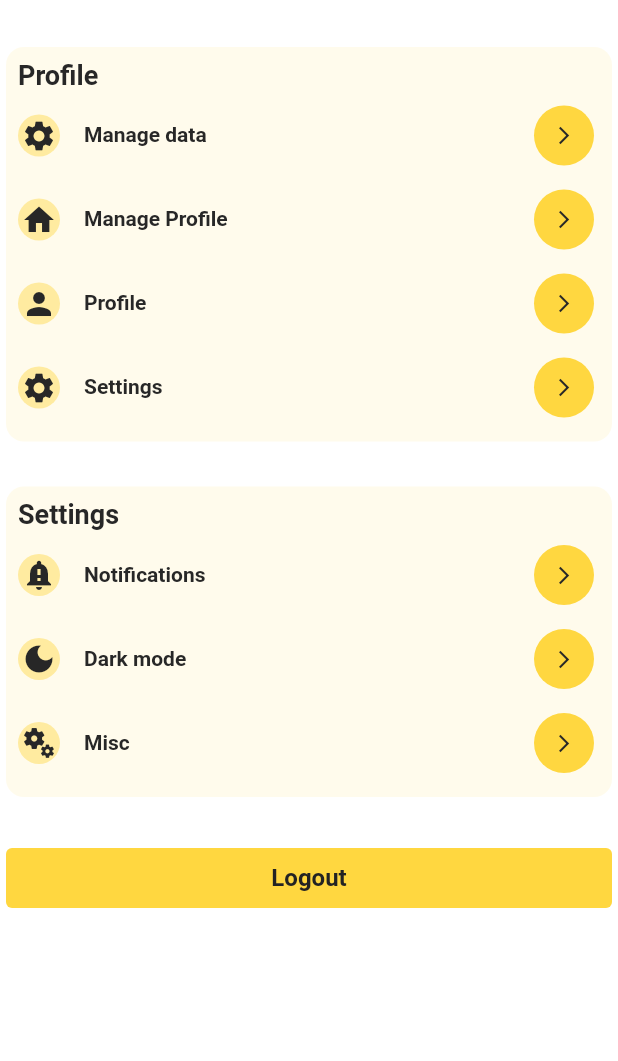
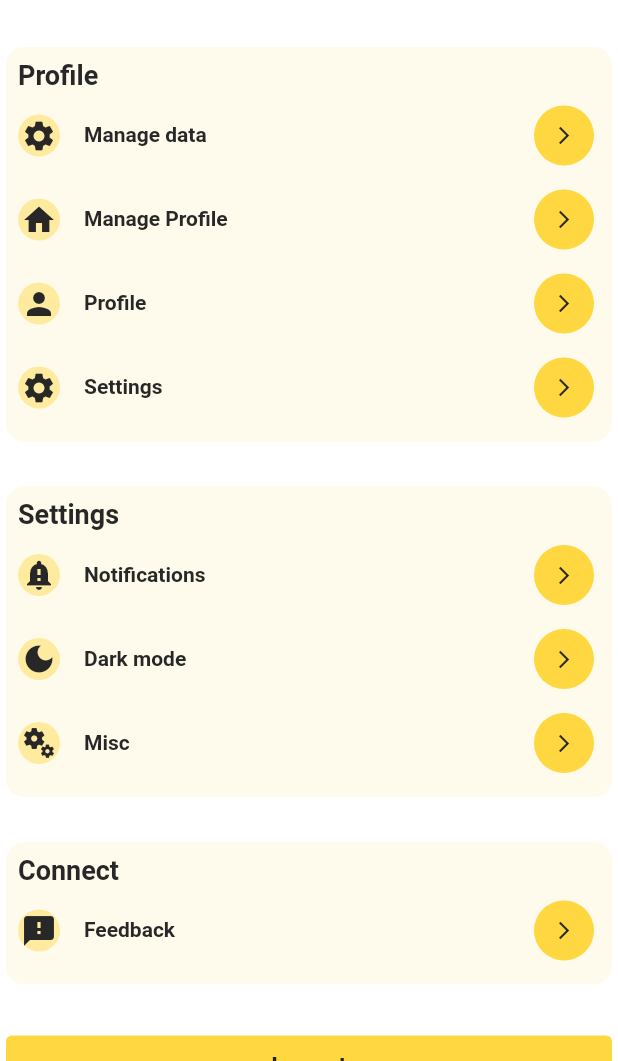
Before and after one commit to BaatoMechanic/bazra_flutter, a Flutter app: the UserProfileMenu screen opened directly, on a phone screen of 412 x 824 dp, the part 175-1236 px from its top. Run offline on Flutter 3.47's test engine with Material 2 defaults, Android fonts, the phone set to English and light mode, and no system bars; our stand-ins replace audioplayers, carousel_slider, flutter_map, flutter_riverpod, flutter_svg, geolocator and 7 more; missing offline and left inert: dart:ffi, flutter_flip_card, flutter_map_location_marker, location_picker_flutter_map; accounts and stored records are empty; Roboto replaces fonts that are missing (Montserrat).

Commit message:
Added feedback screen to drawer menu

```diff
--- a/lib/src/features/feedback_and_contact/presentation/feedback_and_contact_screen.dart
+++ b/lib/src/features/feedback_and_contact/presentation/feedback_and_contact_screen.dart
@@ -26,7 +26,6 @@ class FeedbackContactScreen extends StatelessWidget {
               'Please provide your valuable feedback or contact us for any queries or assistance.',
               style: TextStyle(
                 fontSize: 16.0,
-                color: Colors.grey[700],
               ),
             ),
             const SizedBox(height: 32.0),
--- a/lib/src/features/home/home_screen.dart
+++ b/lib/src/features/home/home_screen.dart
@@ -48,13 +48,16 @@ class HomeScreen extends StatelessWidget {
               ),
               child: Column(
                 children: [
-                  SearchBar(
+                  SizedBox(
+                    height: AppHeight.h40,
+                    child: SearchBar(
                       controller: _searchTextController,
                       focusNode: _searchFocusNode,
                       leading: Icon(Icons.search),
                       onChanged: (value) {
                         _searchTextController.text = value;
                       },
+                    ),
                   ),
                   const Padding(
                     padding: EdgeInsets.only(top: AppPadding.p24),
--- a/lib/src/features/menu/user_profile_menu.dart
+++ b/lib/src/features/menu/user_profile_menu.dart
@@ -1,4 +1,5 @@
 import 'package:bato_mechanic/src/common/repositories/user_settings_repository.dart';
+import 'package:bato_mechanic/src/routing/app_router.dart';
 import 'package:bato_mechanic/src/utils/constants/managers/font_manager.dart';
 import 'package:bato_mechanic/src/utils/extensions/double_extensions.dart';
 import 'package:bato_mechanic/src/utils/extensions/string_extension.dart';
@@ -6,6 +7,7 @@ import 'package:bato_mechanic/src/utils/helpers/toast_helper.dart';
 import 'package:bato_mechanic/src/utils/theme/theme.dart';
 import 'package:flutter/material.dart';
 import 'package:flutter_riverpod/flutter_riverpod.dart';
+import 'package:go_router/go_router.dart';
 
 import '../../common/widgets/butons/submit_button.dart';
 import '../../utils/constants/managers/color_manager.dart';
@@ -96,6 +98,14 @@ class UserProfileMenu extends StatelessWidget {
       onPressed: (BuildContext context, WidgetRef ref) {},
     ),
   ];
+  List<ProfileTile> connectTiles = [
+    ProfileTile(
+      leadingIcon: Icons.feedback,
+      title: 'Feedback',
+      onPressed: (BuildContext context, WidgetRef ref) =>
+          context.goNamed(appRoute.feedback.name),
+    ),
+  ];
 
   @override
   Widget build(BuildContext context) {
@@ -158,6 +168,11 @@ class UserProfileMenu extends StatelessWidget {
                 ),
                 ProfileTilesSection(
                     sectionTitle: 'Settings', tiles: settingsTiles),
+                const SizedBox(
+                  height: AppHeight.h30,
+                ),
+                ProfileTilesSection(
+                    sectionTitle: 'Connect', tiles: connectTiles),
                 const SizedBox(
                   height: AppHeight.h30,
                 ),
--- a/lib/src/routing/app_router.dart
+++ b/lib/src/routing/app_router.dart
@@ -74,8 +74,8 @@ GoRouter goRouter() {
         // builder: (context, state) => RepairProgressScreen(
         //   repairSteps: repairSteps,
         // ),
-        builder: (context, state) => RequestMechanicScreen(),
-        // builder: (context, state) => HomeScreen(),
+        // builder: (context, state) => FeedbackContactScreen(),
+        builder: (context, state) => HomeScreen(),
 
         // builder: (context, state) => VehicleCategoryScreen(),
       ),
--- a/lib/src/utils/theme/theme.dart
+++ b/lib/src/utils/theme/theme.dart
@@ -74,6 +74,6 @@ class BaatoAppTheme {
     iconButtonTheme: BaatoIconButtonTheme.darkIconButtonTheme,
     cardTheme: BaatoCardTheme.darkCardTheme,
     sliderTheme: BaatoSliderTheme.darkSliderTheme,
-    searchBarTheme: BaatoSearchBarTheme.lightSearchBarTheme,
+    searchBarTheme: BaatoSearchBarTheme.darkSearchBarTheme,
   );
 }
--- a/lib/src/utils/theme/widget_themes/searchbar_theme.dart
+++ b/lib/src/utils/theme/widget_themes/searchbar_theme.dart
@@ -12,6 +12,32 @@ class BaatoSearchBarTheme {
     backgroundColor: MaterialStatePropertyAll<Color>(
       ColorManager.primaryTint60,
     ),
+    textStyle: MaterialStatePropertyAll<TextStyle>(
+      TextStyle().copyWith(
+        color: ThemeColor.dark,
+      ),
+    ),
+    surfaceTintColor:
+        const MaterialStatePropertyAll<Color>(ThemeColor.transparent),
+    overlayColor: const MaterialStatePropertyAll<Color>(ThemeColor.white),
+    elevation: MaterialStatePropertyAll(0.0.doubleHardcoded()),
+    shape: MaterialStateProperty.all(const ContinuousRectangleBorder(
+      borderRadius: BorderRadius.all(
+        Radius.circular(AppRadius.r32),
+      ),
+    )),
+    constraints: BoxConstraints(maxHeight: AppHeight.h50),
+  );
+
+  static final darkSearchBarTheme = SearchBarThemeData(
+    backgroundColor: MaterialStatePropertyAll<Color>(
+      ColorManager.primaryTint60,
+    ),
+    textStyle: MaterialStatePropertyAll<TextStyle>(
+      TextStyle().copyWith(
+        color: ThemeColor.dark,
+      ),
+    ),
     surfaceTintColor:
         const MaterialStatePropertyAll<Color>(ThemeColor.transparent),
     overlayColor: const MaterialStatePropertyAll<Color>(ThemeColor.white),
```
Lines whose indentation alone changed are shown as unchanged.
